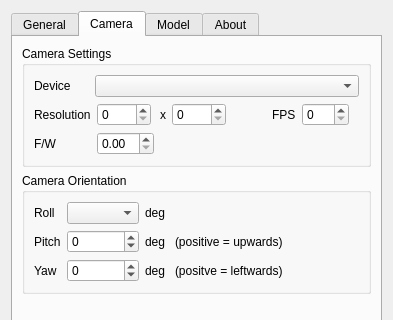
opentrack/opentrack, file FTNoIR_Tracker_PT/FTNoIR_PT_Controls.ui: the form before one commit; both pictures show x 0 to 393 and y 0 to 320 of the 393 by 590 pixel window.
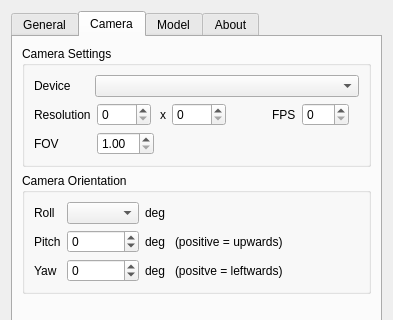
The form after the commit. The open tabs and pages were chosen to show the change. Icons and pictures are not drawn.

```diff
--- a/FTNoIR_Tracker_PT/FTNoIR_PT_Controls.ui
+++ b/FTNoIR_Tracker_PT/FTNoIR_PT_Controls.ui
@@ -515,7 +515,7 @@
               <item row="1" column="0">
                <widget class="QLabel" name="label_34">
                 <property name="text">
-                 <string>F/W</string>
+                 <string>FOV</string>
                 </property>
                 <property name="buddy">
                  <cstring>f_dspin</cstring>
@@ -530,6 +530,9 @@
                 <property name="decimals">
                  <number>2</number>
                 </property>
+                <property name="minimum">
+                 <double>1.000000000000000</double>
+                </property>
                 <property name="singleStep">
                  <double>0.100000000000000</double>
                 </property>
```
Left out of the diff: 8 changed lines with no effect on the pictures.
